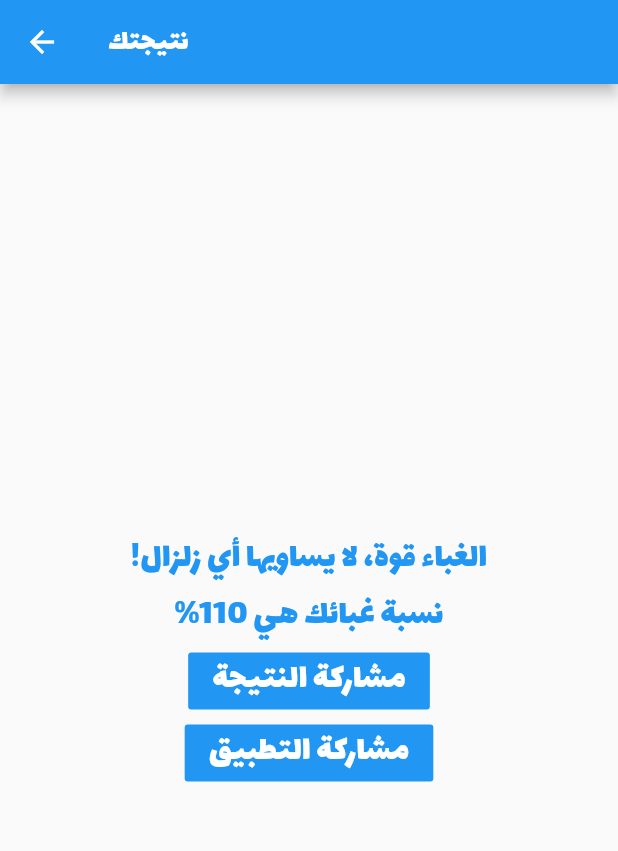
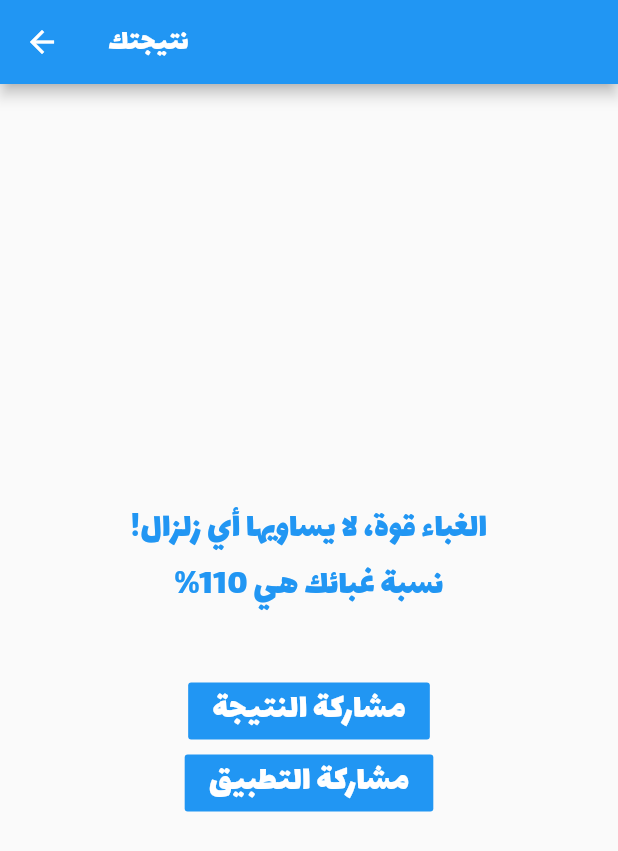
Before and after one commit to IbrahimAlatoom/stupid_test, a Flutter app: the ResultPage screen opened by its route, on a phone screen of 412 x 824 dp. Shown: the top 851 px of the screen. Run offline on Flutter 3.47's test engine with Material 2 defaults, Android fonts, the phone set to English and light mode, and no system bars; our stand-ins replace share; missing offline and left inert: firebase_admob; accounts and stored records are empty.

Commit message:
small changes to result page

```diff
--- a/lib/result_page.dart
+++ b/lib/result_page.dart
@@ -1,7 +1,9 @@
+import 'dart:math';
+
 import 'package:flutter/material.dart';
+import 'package:share/share.dart';
+
 import 'consts.dart';
-import 'dart:math';
-import 'package:share/share.dart';
 
 class ResultPage extends StatefulWidget {
   @override
@@ -23,12 +25,18 @@ class _ResultPageState extends State<ResultPage> {
         child: Column(
           mainAxisAlignment: MainAxisAlignment.center,
           children: <Widget>[
-            Text(result,
-                style: Theme.of(context).textTheme.display1,
-                textDirection: TextDirection.rtl),
+            Text(
+              result,
+              style: Theme.of(context).textTheme.display1,
+              textDirection: TextDirection.rtl,
+              textAlign: TextAlign.center,
+            ),
             Text("نسبة غبائك هي $stupidity%",
                 style: Theme.of(context).textTheme.display1,
                 textDirection: TextDirection.rtl),
+            SizedBox(
+              height: 40,
+            ),
             FlatButton(
               color: Theme.of(context).primaryColor,
               child: Text("مشاركة النتيجة",
@@ -40,12 +48,13 @@ class _ResultPageState extends State<ResultPage> {
               },
             ),
             FlatButton(
-              color: Theme.of(context).accentColor,
+              color: Theme.of(context).primaryColor,
               child: Text("مشاركة التطبيق",
                   style: flatButtonTextStyle, textDirection: TextDirection.rtl),
               onPressed: () {
                 setState(() {
-                  Share.share("قم بتجربة اختبار الغباء لتعرف إذا كنت غبيًا أو لا!$lemonLabDev ");
+                  Share.share(
+                      "قم بتجربة اختبار الغباء لتعرف إذا كنت غبيًا أو لا!$lemonLabDev ");
                 });
               },
             ),
```
